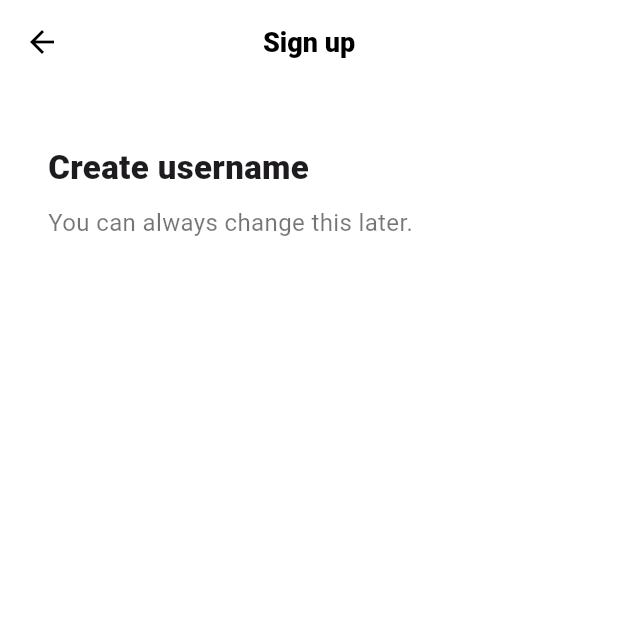
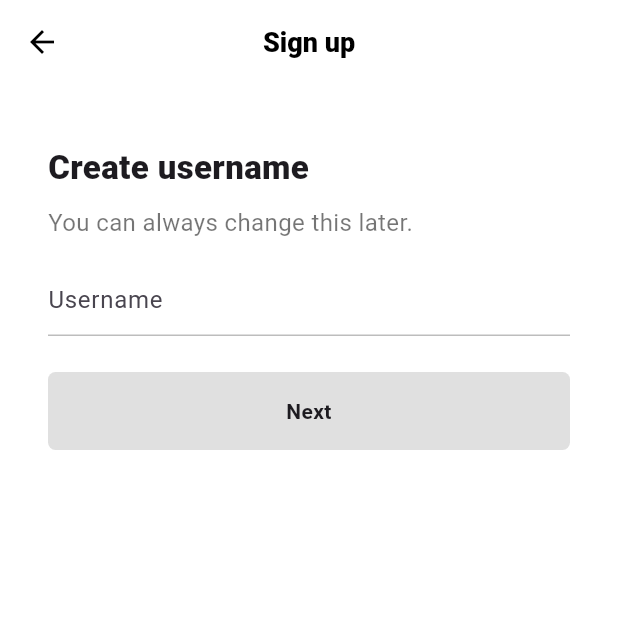
Before and after one commit to seoulsDohun/tiktok_clone, a Flutter app: the screen it shows after launch, after a tap on "Use email & password", on a phone screen of 412 x 824 dp, the top half of it. Run offline on Flutter 3.47's test engine with Material 3 defaults, Android fonts, the phone set to English and light mode, and no system bars; our stand-ins replace font_awesome_flutter.

Commit message:
AnimatedContainer, TextEditingController를 활용한 이벤트 리스너 관리 및 데이터 바인딩

```diff
--- a/lib/features/authentication/email_screen.dart
+++ /dev/null
@@ -1,44 +0,0 @@
-import 'package:flutter/material.dart';
-import 'package:tiktok_clone/constants/gaps.dart';
-import 'package:tiktok_clone/constants/sizes.dart';
-
-class EmailScreen extends StatelessWidget {
-  const EmailScreen({super.key});
-
-  @override
-  Widget build(BuildContext context) {
-    return Scaffold(
-      appBar: AppBar(
-        title: const Text('Sign up'),
-      ),
-      backgroundColor: Colors.white,
-      body: const Padding(
-        padding: EdgeInsets.symmetric(
-          horizontal: Sizes.size32,
-          vertical: Sizes.size40,
-        ),
-        child: Column(
-          crossAxisAlignment: CrossAxisAlignment.start,
-          children: [
-            Text(
-              'Create username',
-              style: TextStyle(
-                fontSize: Sizes.size20 + Sizes.size2,
-                fontWeight: FontWeight.w800,
-              ),
-            ),
-            Gaps.v10,
-            Text(
-              'You can always change this later.',
-              style: TextStyle(
-                fontSize: Sizes.size16,
-                fontWeight: FontWeight.w400,
-                color: Colors.black54,
-              ),
-            ),
-          ],
-        ),
-      ),
-    );
-  }
-}
--- a/lib/features/authentication/sign_up_screen.dart
+++ b/lib/features/authentication/sign_up_screen.dart
@@ -2,7 +2,7 @@ import 'package:flutter/material.dart';
 import 'package:font_awesome_flutter/font_awesome_flutter.dart';
 import 'package:tiktok_clone/constants/gaps.dart';
 import 'package:tiktok_clone/constants/sizes.dart';
-import 'package:tiktok_clone/features/authentication/email_screen.dart';
+import 'package:tiktok_clone/features/authentication/username_screen.dart';
 import 'package:tiktok_clone/features/authentication/login_screen.dart';
 import 'package:tiktok_clone/features/authentication/widgets/auth_button.dart';
 
@@ -22,7 +22,7 @@ class SignUpScreen extends StatelessWidget {
   void onSignUp(BuildContext context) {
     Navigator.of(context).push(
       MaterialPageRoute(
-        builder: (context) => const EmailScreen(),
+        builder: (context) => const UsernameScreen(),
       ),
     );
   }
--- /dev/null
+++ b/lib/features/authentication/username_screen.dart
@@ -0,0 +1,95 @@
+import 'package:flutter/material.dart';
+import 'package:tiktok_clone/constants/gaps.dart';
+import 'package:tiktok_clone/constants/sizes.dart';
+
+class UsernameScreen extends StatefulWidget {
+  const UsernameScreen({super.key});
+
+  @override
+  State<UsernameScreen> createState() => _UsernameScreenState();
+}
+
+class _UsernameScreenState extends State<UsernameScreen> {
+  final TextEditingController _usernameController = TextEditingController();
+  String _username = "";
+
+  @override
+  void initState() {
+    super.initState();
+    _usernameController.addListener(() {
+      setState(() {
+        _username = _usernameController.text;
+      });
+    });
+  }
+
+  @override
+  Widget build(BuildContext context) {
+    return Scaffold(
+      appBar: AppBar(
+        title: const Text('Sign up'),
+      ),
+      backgroundColor: Colors.white,
+      body: Padding(
+        padding: const EdgeInsets.symmetric(
+          horizontal: Sizes.size32,
+          vertical: Sizes.size40,
+        ),
+        child: Column(
+          crossAxisAlignment: CrossAxisAlignment.start,
+          children: [
+            const Text(
+              'Create username',
+              style: TextStyle(
+                fontSize: Sizes.size20 + Sizes.size2,
+                fontWeight: FontWeight.w800,
+              ),
+            ),
+            Gaps.v10,
+            const Text(
+              'You can always change this later.',
+              style: TextStyle(
+                fontSize: Sizes.size16,
+                fontWeight: FontWeight.w400,
+                color: Colors.black54,
+              ),
+            ),
+            Gaps.v16,
+            TextField(
+              controller: _usernameController,
+              decoration: InputDecoration(
+                hintText: 'Username',
+                enabledBorder: UnderlineInputBorder(
+                  borderSide: BorderSide(color: Colors.grey.shade400),
+                ),
+                focusedBorder: UnderlineInputBorder(
+                  borderSide: BorderSide(color: Colors.grey.shade400),
+                ),
+              ),
+              cursorColor: Theme.of(context).primaryColor,
+            ),
+            Gaps.v24,
+            FractionallySizedBox(
+              widthFactor: 1,
+              child: AnimatedContainer(
+                padding: const EdgeInsets.symmetric(vertical: Sizes.size16),
+                decoration: BoxDecoration(
+                  color: _username.isNotEmpty
+                      ? Theme.of(context).primaryColor
+                      : Colors.grey.shade300,
+                  borderRadius: BorderRadius.circular(Sizes.size5),
+                ),
+                duration: const Duration(milliseconds: 200),
+                child: const Text(
+                  'Next',
+                  style: TextStyle(fontWeight: FontWeight.w600),
+                  textAlign: TextAlign.center,
+                ),
+              ),
+            ),
+          ],
+        ),
+      ),
+    );
+  }
+}
```
